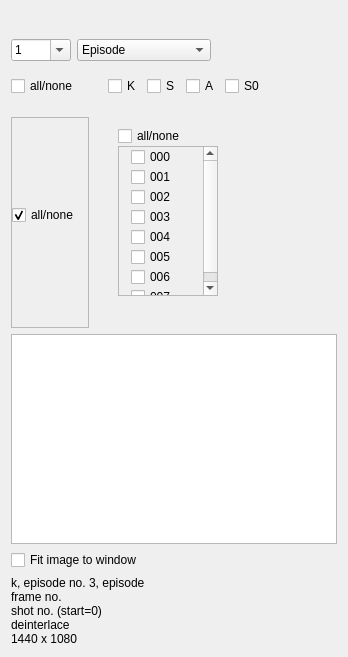
First picture: the form in tools/viewer/ui/ui_widget_browser.ui, repository JepEtau/mco, before the edit.
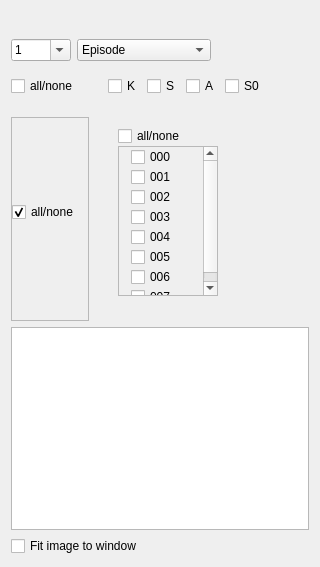
Second picture: the form after the edit. Icons and pictures are not drawn.

What changed in the file:
```diff
--- a/tools/viewer/ui/ui_widget_browser.ui
+++ b/tools/viewer/ui/ui_widget_browser.ui
@@ -6,8 +6,8 @@
    <rect>
     <x>0</x>
     <y>0</y>
-    <width>348</width>
-    <height>657</height>
+    <width>320</width>
+    <height>567</height>
    </rect>
   </property>
   <property name="sizePolicy">
@@ -103,12 +103,12 @@
       <number>6</number>
      </property>
      <property name="sizeConstraint">
-      <enum>QLayout::SetMaximumSize</enum>
+      <enum>QLayout::SetDefaultConstraint</enum>
      </property>
      <item>
       <layout class="QHBoxLayout" name="layout_episode_part">
        <property name="sizeConstraint">
-        <enum>QLayout::SetNoConstraint</enum>
+        <enum>QLayout::SetDefaultConstraint</enum>
        </property>
        <item>
         <widget class="QComboBox" name="combobox_episode">
@@ -616,12 +616,6 @@
          <verstretch>0</verstretch>
         </sizepolicy>
        </property>
-       <property name="minimumSize">
-        <size>
-         <width>0</width>
-         <height>0</height>
-        </size>
-       </property>
        <property name="editTriggers">
         <set>QAbstractItemView::NoEditTriggers</set>
        </property>
@@ -649,81 +643,6 @@
        </property>
       </widget>
      </item>
-     <item>
-      <layout class="QVBoxLayout" name="layout_properties">
-       <property name="spacing">
-        <number>0</number>
-       </property>
-       <property name="sizeConstraint">
-        <enum>QLayout::SetNoConstraint</enum>
-       </property>
-       <item>
-        <widget class="QLabel" name="label_edition">
-         <property name="sizePolicy">
-          <sizepolicy hsizetype="Maximum" vsizetype="Preferred">
-           <horstretch>0</horstretch>
-           <verstretch>0</verstretch>
-          </sizepolicy>
-         </property>
-         <property name="text">
-          <string>k, episode no. 3, episode</string>
-         </property>
-        </widget>
-       </item>
-       <item>
-        <widget class="QLabel" name="label_frame_no">
-         <property name="sizePolicy">
-          <sizepolicy hsizetype="Maximum" vsizetype="Preferred">
-           <horstretch>0</horstretch>
-           <verstretch>0</verstretch>
-          </sizepolicy>
-         </property>
-         <property name="text">
-          <string>frame no.</string>
-         </property>
-        </widget>
-       </item>
-       <item>
-        <widget class="QLabel" name="label_shot">
-         <property name="sizePolicy">
-          <sizepolicy hsizetype="Maximum" vsizetype="Preferred">
-           <horstretch>0</horstretch>
-           <verstretch>0</verstretch>
-          </sizepolicy>
-         </property>
-         <property name="text">
-          <string>shot no. (start=0)</string>
-         </property>
-        </widget>
-       </item>
-       <item>
-        <widget class="QLabel" name="label_step">
-         <property name="sizePolicy">
-          <sizepolicy hsizetype="Maximum" vsizetype="Preferred">
-           <horstretch>0</horstretch>
-           <verstretch>0</verstretch>
-          </sizepolicy>
-         </property>
-         <property name="text">
-          <string>deinterlace</string>
-         </property>
-        </widget>
-       </item>
-       <item>
-        <widget class="QLabel" name="label_dimension">
-         <property name="sizePolicy">
-          <sizepolicy hsizetype="Maximum" vsizetype="Preferred">
-           <horstretch>0</horstretch>
-           <verstretch>0</verstretch>
-          </sizepolicy>
-         </property>
-         <property name="text">
-          <string>1440 x 1080</string>
-         </property>
-        </widget>
-       </item>
-      </layout>
-     </item>
     </layout>
    </item>
   </layout>
```
